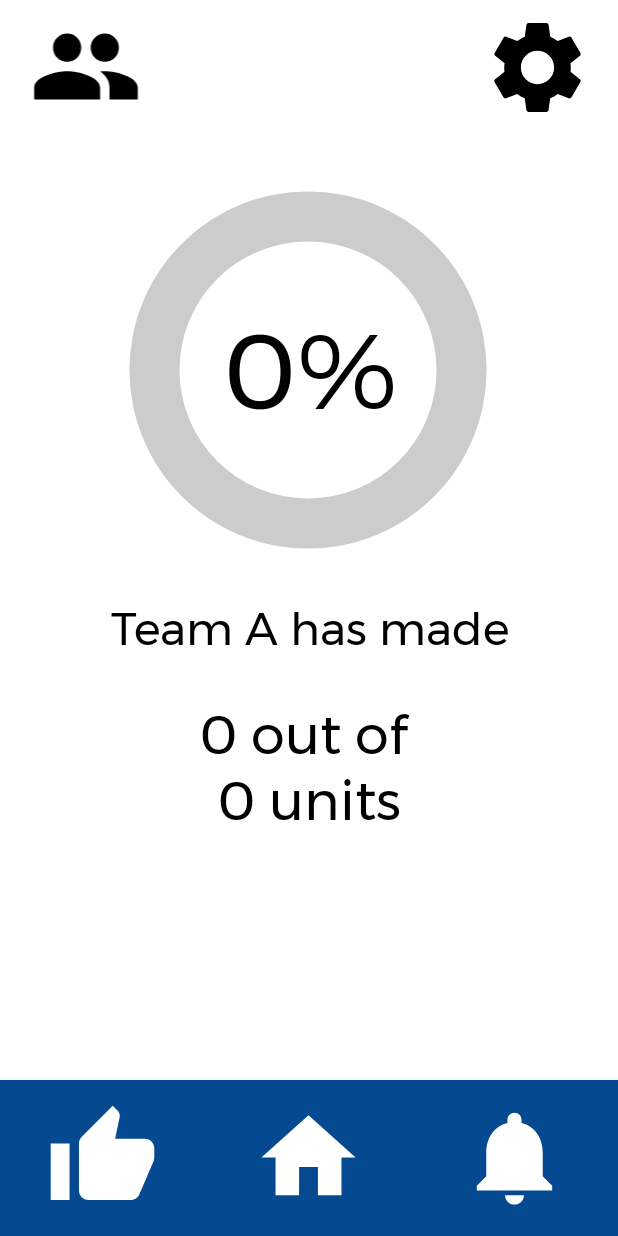
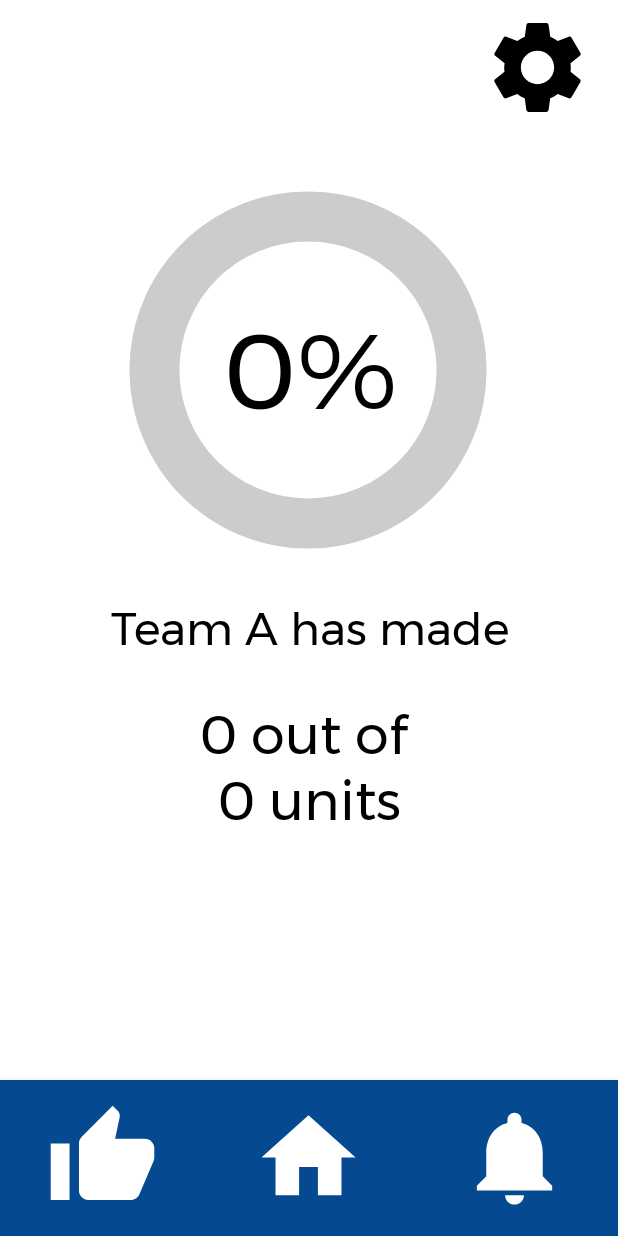
Before and after one commit to jhu-cs-uima-sp21/TeamE-OurProgress, an Android app: the ProductionDashboard screen opened directly, with no data from a screen before it, on a phone screen of 412 x 824 dp. Run offline under Robolectric (Android 15) with nearby library versions, the phone set to English and light mode, and no system bars; our stand-ins replace Firebase (no records; nobody signed in at launch, a user with empty details on screens opened directly); 5 statements that could not run were skipped.

Commit message:
deleted the team icon from the Production Dashboard for Manager screen

```diff
--- a/app/src/main/res/layout-sw360dp/fragment_production_dashboard.xml
+++ b/app/src/main/res/layout-sw360dp/fragment_production_dashboard.xml
@@ -73,21 +73,6 @@
             app:layout_constraintTop_toTopOf="@+id/circularProgressbar" />
 
         <ImageButton
-            android:id="@+id/teamButton"
-            android:layout_width="84dp"
-            android:layout_height="75dp"
-            android:background="@color/white"
-            android:scaleType="fitCenter"
-            android:tint="@color/black"
-            app:layout_constraintBottom_toBottomOf="parent"
-            app:layout_constraintEnd_toStartOf="@+id/settingsButton"
-            app:layout_constraintHorizontal_bias="0.066"
-            app:layout_constraintStart_toStartOf="parent"
-            app:layout_constraintTop_toTopOf="parent"
-            app:layout_constraintVertical_bias="0.009"
-            app:srcCompat="@drawable/team_icon" />
-
-        <ImageButton
             android:id="@+id/settingsButton"
             android:layout_width="75dp"
             android:layout_height="74dp"
--- a/app/src/main/res/layout/fragment_production_dashboard.xml
+++ b/app/src/main/res/layout/fragment_production_dashboard.xml
@@ -75,21 +75,6 @@
             app:layout_constraintTop_toTopOf="@+id/circularProgressbar" />
 
         <ImageButton
-            android:id="@+id/teamButton"
-            android:layout_width="69dp"
-            android:layout_height="57dp"
-            android:background="@color/white"
-            android:scaleType="fitCenter"
-            android:tint="@color/black"
-            app:layout_constraintBottom_toBottomOf="parent"
-            app:layout_constraintEnd_toStartOf="@+id/settingsButton"
-            app:layout_constraintHorizontal_bias="0.066"
-            app:layout_constraintStart_toStartOf="parent"
-            app:layout_constraintTop_toTopOf="parent"
-            app:layout_constraintVertical_bias="0.009"
-            app:srcCompat="@drawable/team_icon" />
-
-        <ImageButton
             android:id="@+id/settingsButton"
             android:layout_width="58dp"
             android:layout_height="59dp"
```
